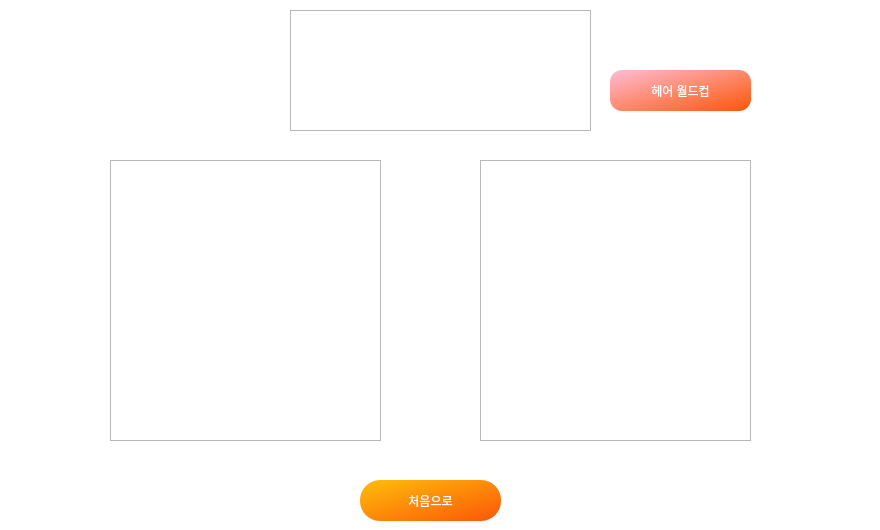
The window that miniproject/Project/thrd.ui (GRIN-96/Project_) describes before a commit, drawn with Qt 5.
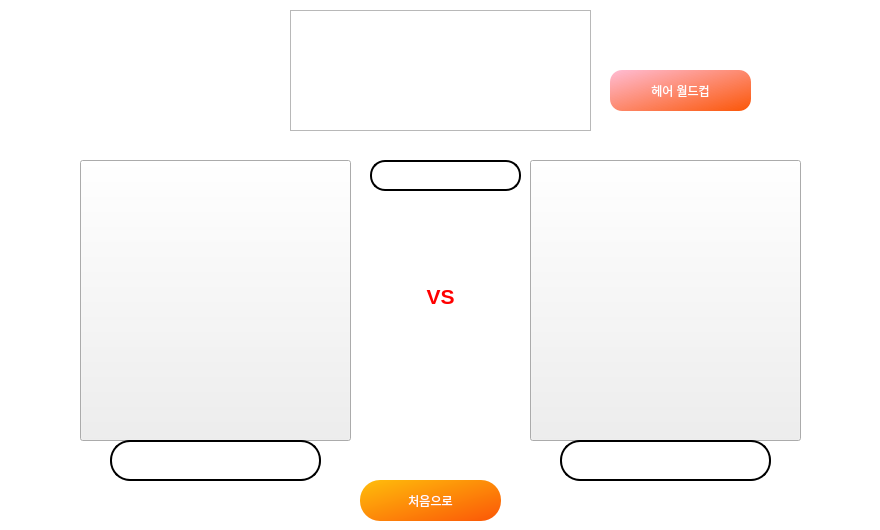
The same window after the commit. Icons and pictures are not drawn.

The edit to the form file:
```diff
--- a/miniproject/Project/thrd.ui
+++ b/miniproject/Project/thrd.ui
@@ -81,32 +81,123 @@
     <set>Qt::AlignCenter</set>
    </property>
   </widget>
-  <widget class="QGraphicsView" name="graphicsView_3">
+  <widget class="QTextEdit" name="textEdit">
+   <property name="geometry">
+    <rect>
+     <x>370</x>
+     <y>160</y>
+     <width>151</width>
+     <height>31</height>
+    </rect>
+   </property>
+   <property name="styleSheet">
+    <string notr="true">
+	color: white;
+	background-color: rgb(255, 255, 255);
+	border-radius: 15px;
+	border: 2px solid rgb(0, 0, 0)</string>
+   </property>
+   <property name="html">
+    <string>&lt;!DOCTYPE HTML PUBLIC &quot;-//W3C//DTD HTML 4.0//EN&quot; &quot;http://www.w3.org/TR/REC-html40/strict.dtd&quot;&gt;
+&lt;html&gt;&lt;head&gt;&lt;meta name=&quot;qrichtext&quot; content=&quot;1&quot; /&gt;&lt;style type=&quot;text/css&quot;&gt;
+p, li { white-space: pre-wrap; }
+&lt;/style&gt;&lt;/head&gt;&lt;body style=&quot; font-family:'Gulim'; font-size:9pt; font-weight:400; font-style:normal;&quot;&gt;
+&lt;p align=&quot;center&quot; style=&quot;-qt-paragraph-type:empty; margin-top:0px; margin-bottom:0px; margin-left:0px; margin-right:0px; -qt-block-indent:0; text-indent:0px;&quot;&gt;&lt;br /&gt;&lt;/p&gt;&lt;/body&gt;&lt;/html&gt;</string>
+   </property>
+  </widget>
+  <widget class="QTextEdit" name="textEdit_2">
+   <property name="geometry">
+    <rect>
+     <x>370</x>
+     <y>280</y>
+     <width>141</width>
+     <height>41</height>
+    </rect>
+   </property>
+   <property name="styleSheet">
+    <string notr="true">border-radius: 20px;
+font: 20pt &quot;HY견고딕&quot;;
+
+background: transparent</string>
+   </property>
+   <property name="html">
+    <string>&lt;!DOCTYPE HTML PUBLIC &quot;-//W3C//DTD HTML 4.0//EN&quot; &quot;http://www.w3.org/TR/REC-html40/strict.dtd&quot;&gt;
+&lt;html&gt;&lt;head&gt;&lt;meta name=&quot;qrichtext&quot; content=&quot;1&quot; /&gt;&lt;style type=&quot;text/css&quot;&gt;
+p, li { white-space: pre-wrap; }
+&lt;/style&gt;&lt;/head&gt;&lt;body style=&quot; font-family:'HY견고딕'; font-size:20pt; font-weight:400; font-style:normal;&quot;&gt;
+&lt;p align=&quot;center&quot; style=&quot; margin-top:0px; margin-bottom:0px; margin-left:0px; margin-right:0px; -qt-block-indent:0; text-indent:0px;&quot;&gt;&lt;span style=&quot; font-family:'Gulim'; font-size:16pt; font-weight:600; color:#ff0000;&quot;&gt;VS&lt;/span&gt;&lt;/p&gt;&lt;/body&gt;&lt;/html&gt;</string>
+   </property>
+  </widget>
+  <widget class="QPushButton" name="pushButton_3">
+   <property name="geometry">
+    <rect>
+     <x>530</x>
+     <y>160</y>
+     <width>271</width>
+     <height>281</height>
+    </rect>
+   </property>
+   <property name="text">
+    <string/>
+   </property>
+  </widget>
+  <widget class="QPushButton" name="pushButton_4">
+   <property name="geometry">
+    <rect>
+     <x>80</x>
+     <y>160</y>
+     <width>271</width>
+     <height>281</height>
+    </rect>
+   </property>
+   <property name="text">
+    <string/>
+   </property>
+  </widget>
+  <widget class="QTextEdit" name="textEdit_4">
+   <property name="geometry">
+    <rect>
+     <x>560</x>
+     <y>440</y>
+     <width>211</width>
+     <height>41</height>
+    </rect>
+   </property>
+   <property name="styleSheet">
+    <string notr="true">
+	color: white;
+	background-color: rgb(255, 255, 255);
+	border-radius: 20px;
+	border: 2px solid rgb(0, 0, 0)</string>
+   </property>
+  </widget>
+  <widget class="QTextEdit" name="textEdit_3">
    <property name="geometry">
     <rect>
      <x>110</x>
-     <y>160</y>
-     <width>271</width>
-     <height>281</height>
+     <y>440</y>
+     <width>211</width>
+     <height>41</height>
     </rect>
    </property>
-  </widget>
-  <widget class="QGraphicsView" name="graphicsView_4">
-   <property name="geometry">
-    <rect>
-     <x>480</x>
-     <y>160</y>
-     <width>271</width>
-     <height>281</height>
-    </rect>
+   <property name="styleSheet">
+    <string notr="true">
+	color: white;
+	background-color: rgb(255, 255, 255);
+	border-radius: 20px;
+	border: 2px solid rgb(0, 0, 0)</string>
    </property>
   </widget>
   <zorder>graphicsView_2</zorder>
   <zorder>pushButton_2</zorder>
   <zorder>graphicsView</zorder>
   <zorder>label</zorder>
-  <zorder>graphicsView_3</zorder>
-  <zorder>graphicsView_4</zorder>
+  <zorder>textEdit</zorder>
+  <zorder>textEdit_2</zorder>
+  <zorder>pushButton_3</zorder>
+  <zorder>pushButton_4</zorder>
+  <zorder>textEdit_4</zorder>
+  <zorder>textEdit_3</zorder>
  </widget>
  <resources/>
  <connections/>
```
